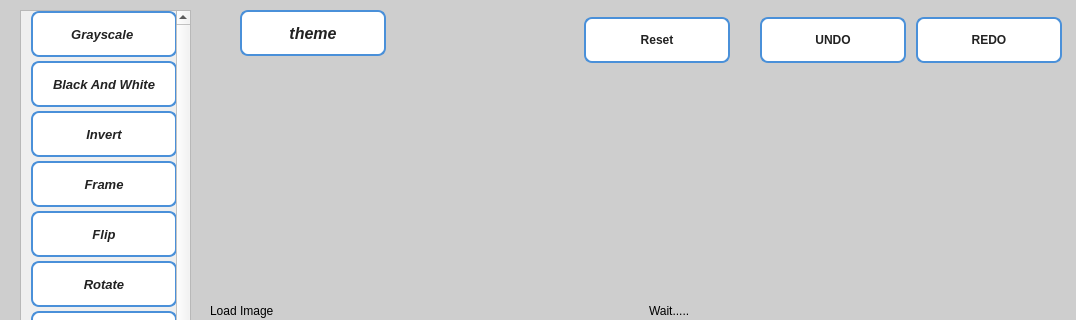
Before: the Qt Designer form mainwindow.ui in selwan0/Image-Processing, drawn with Qt 5; both pictures show x 0 to 1076 and y 0 to 320 of the 1076 by 722 pixel window.
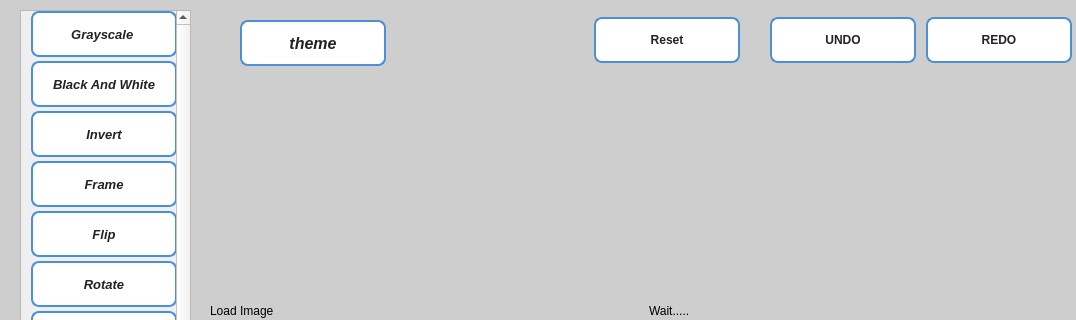
After: the same form once the commit is applied.

Patch:
```diff
--- a/mainwindow.ui
+++ b/mainwindow.ui
@@ -774,7 +774,7 @@
     <property name="geometry">
      <rect>
       <x>240</x>
-      <y>10</y>
+      <y>20</y>
       <width>146</width>
       <height>46</height>
      </rect>
@@ -793,7 +793,7 @@
    <widget class="QWidget" name="horizontalLayoutWidget">
     <property name="geometry">
      <rect>
-      <x>580</x>
+      <x>590</x>
       <y>0</y>
       <width>486</width>
       <height>80</height>
```
Left out of the diff: 2 changed lines with no effect on the pictures.
